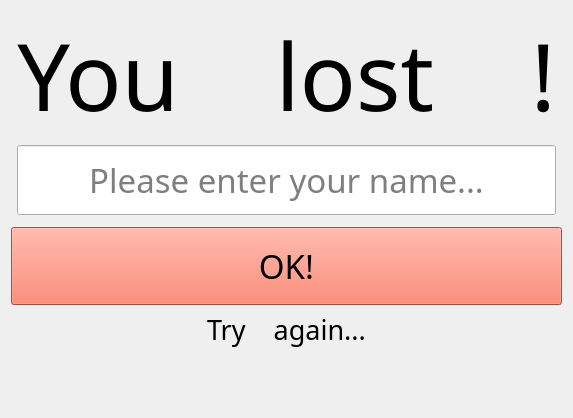
This is host/simon_gui/lost.ui in Rajesh-Sec-Project/simon as Qt 5 draws it before an edit. The edited form follows.
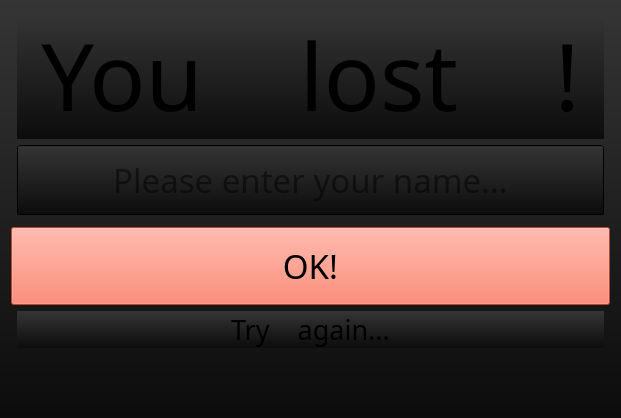
This is the edited form.

What changed in the file:
```diff
--- a/host/simon_gui/lost.ui
+++ b/host/simon_gui/lost.ui
@@ -6,13 +6,16 @@
    <rect>
     <x>0</x>
     <y>0</y>
-    <width>564</width>
+    <width>621</width>
     <height>418</height>
    </rect>
   </property>
   <property name="windowTitle">
    <string>Form</string>
   </property>
+  <property name="styleSheet">
+   <string notr="true">background: qlineargradient(spread:pad, x1:1, y1:1, x2:1, y2:0, stop:0 rgba(12, 12, 12, 255), stop:1 rgba(53, 53, 53, 255));</string>
+  </property>
   <layout class="QGridLayout" name="gridLayout">
    <item row="5" column="1">
     <widget class="QLabel" name="tryAgain">
```
